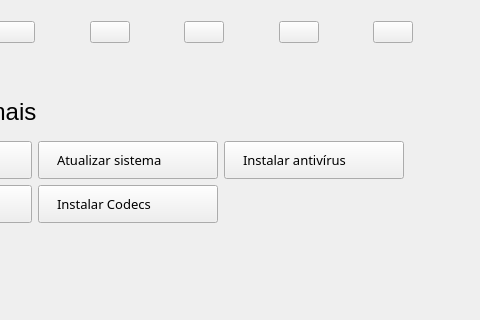
Tiger-OperatingSystem/welcome-qt, file Welcome.ui: the form before one commit; both pictures show x 390 to 870 and y 151 to 471 of the 870 by 600 pixel window.
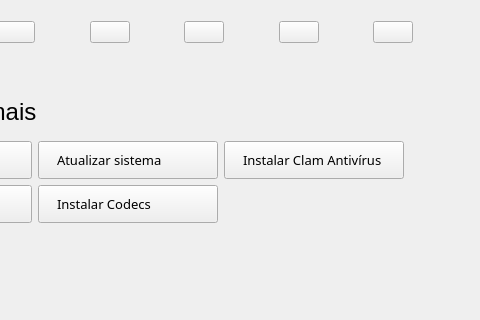
The form after the commit. Icons and pictures are not drawn.

Commit message: Informa o nome do antivírus

Patch:
```diff
--- a/Welcome.ui
+++ b/Welcome.ui
@@ -810,7 +810,7 @@
                 </font>
                </property>
                <property name="text">
-                <string>Instalar antivírus</string>
+                <string>Instalar Clam Antivírus</string>
                </property>
                <property name="executable" stdset="0">
                 <string>pkexec</string>
```
